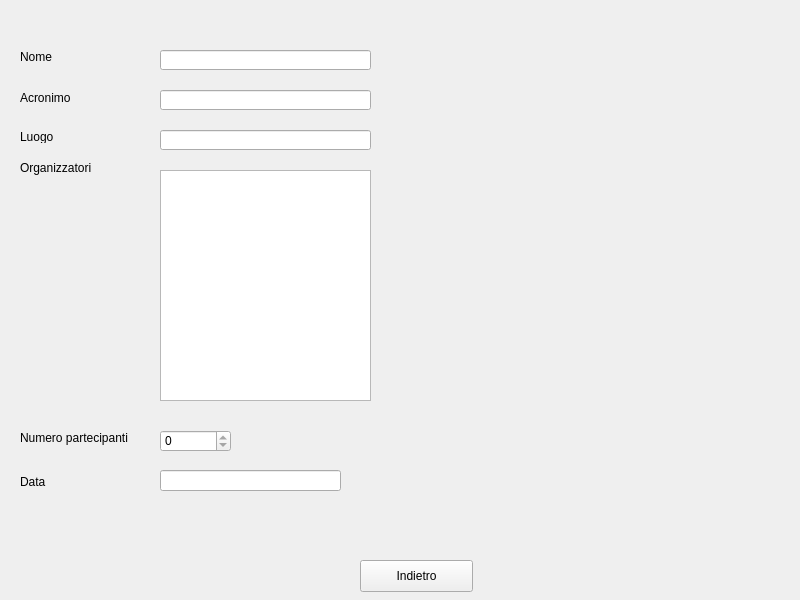
Above: Progetto/dialog.ui from marcovirgillo/ProgettoPO before the change. Below: the same form after it.
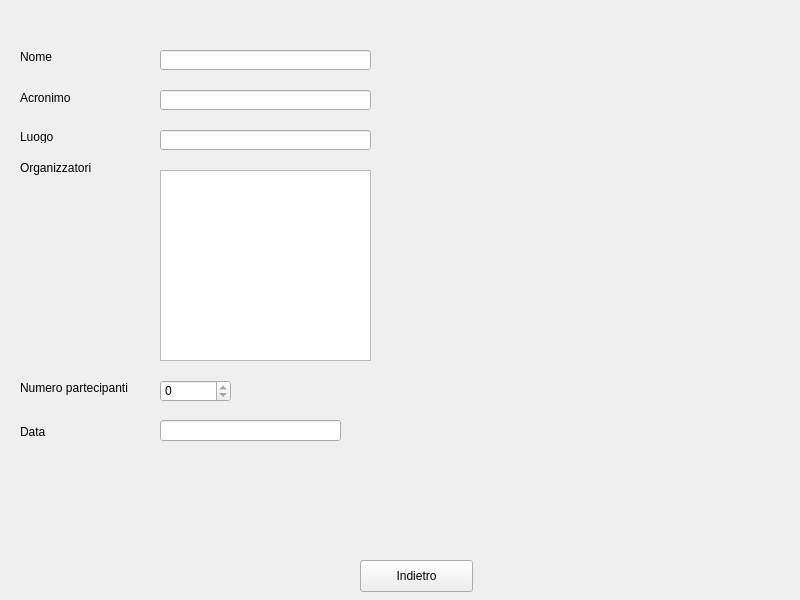
That is the form after the change. The open tabs and pages were chosen to show the change.

Diff of the .ui file:
```diff
--- a/Progetto/dialog.ui
+++ b/Progetto/dialog.ui
@@ -513,7 +513,7 @@
      <property name="geometry">
       <rect>
        <x>160</x>
-       <y>430</y>
+       <y>380</y>
        <width>71</width>
        <height>22</height>
       </rect>
@@ -529,7 +529,7 @@
      <property name="geometry">
       <rect>
        <x>20</x>
-       <y>430</y>
+       <y>380</y>
        <width>131</width>
        <height>16</height>
       </rect>
@@ -594,7 +594,7 @@
      <property name="geometry">
       <rect>
        <x>20</x>
-       <y>475</y>
+       <y>425</y>
        <width>47</width>
        <height>13</height>
       </rect>
@@ -633,7 +633,7 @@
      <property name="geometry">
       <rect>
        <x>160</x>
-       <y>470</y>
+       <y>420</y>
        <width>181</width>
        <height>21</height>
       </rect>
@@ -661,7 +661,7 @@
        <x>160</x>
        <y>170</y>
        <width>211</width>
-       <height>231</height>
+       <height>191</height>
       </rect>
      </property>
     </widget>
```
Left out of the diff: 4 changed lines with no effect on the pictures.
